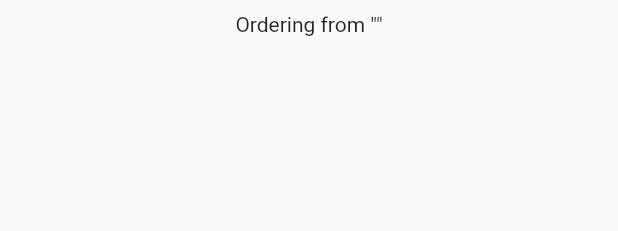
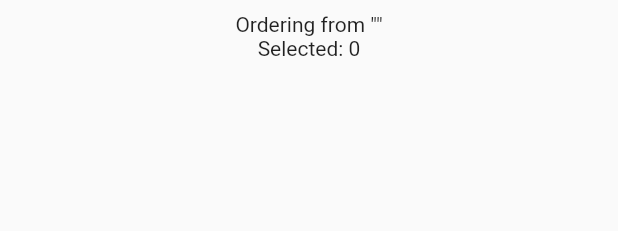
Before and after one commit to amwebexpert/poc_flutter_01, a Flutter app: the MedicamentList widget shown alone on an empty page, opened directly with empty values, on a phone screen of 412 x 824 dp. Shown: the top 231 px of the screen. Run offline on Flutter 3.47's test engine with Material 2 defaults, Android fonts, the phone set to English and light mode, and no system bars; our stand-ins replace flutter_mobx, freezed_annotation, get_it, mobx; generated files the repository leaves out were written again; network calls fail.

```diff
--- a/lib/features/order/medicaments.list.dart
+++ b/lib/features/order/medicaments.list.dart
@@ -44,6 +44,7 @@ class _MedicamentListState extends State<MedicamentList> {
       child: Column(
         children: [
           Text('Ordering from "${widget.pharmacyName}"'),
+          Text('Selected: ${medicamentItems.where((element) => element.isSelected).length}'),
           Expanded(
             child: ListView.builder(
                 itemCount: medicamentItems.length,
```
